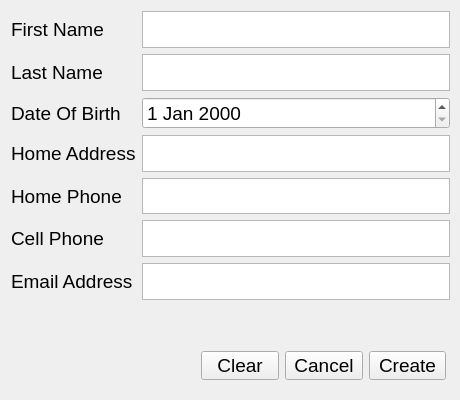
Before: the Qt Designer form SimpleRegistry/SRCreateUser.ui in rohitrtk/SimpleRegistry, drawn with Qt 5.
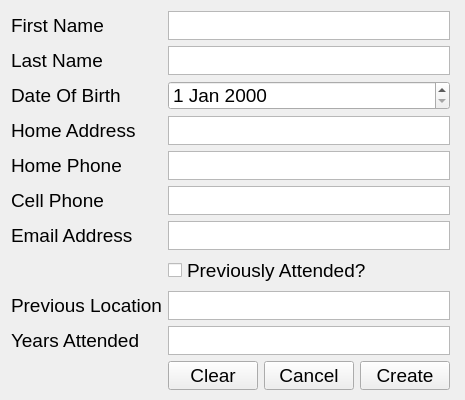
After: the same form once the commit is applied.

Commit message: Cleaned up UI by seperating parent & child user creation windows

The edit to the form file:
```diff
--- a/SimpleRegistry/SRCreateUser.ui
+++ b/SimpleRegistry/SRCreateUser.ui
@@ -6,7 +6,7 @@
    <rect>
     <x>0</x>
     <y>0</y>
-    <width>460</width>
+    <width>465</width>
     <height>400</height>
    </rect>
   </property>
@@ -25,7 +25,7 @@
      <x>0</x>
      <y>0</y>
      <width>461</width>
-     <height>311</height>
+     <height>401</height>
     </rect>
    </property>
    <layout class="QFormLayout" name="formLayout">
@@ -197,17 +197,49 @@
       </property>
      </widget>
     </item>
-   </layout>
-  </widget>
-  <widget class="QWidget" name="horizontalLayoutWidget">
-   <property name="geometry">
-    <rect>
-     <x>190</x>
-     <y>340</y>
-     <width>267</width>
-     <height>51</height>
-    </rect>
-   </property>
+    <item row="8" column="0">
+     <widget class="QLabel" name="label_prevLocation">
+      <property name="font">
+       <font>
+        <pointsize>14</pointsize>
+       </font>
+      </property>
+      <property name="text">
+       <string>Previous Location</string>
+      </property>
+     </widget>
+    </item>
+    <item row="9" column="0">
+     <widget class="QLabel" name="label_YearsAttended">
+      <property name="font">
+       <font>
+        <pointsize>14</pointsize>
+       </font>
+      </property>
+      <property name="text">
+       <string>Years Attended</string>
+      </property>
+     </widget>
+    </item>
+    <item row="7" column="1">
+     <widget class="QCheckBox" name="checkBox_prevAttended">
+      <property name="font">
+       <font>
+        <pointsize>14</pointsize>
+       </font>
+      </property>
+      <property name="text">
+       <string>Previously Attended?</string>
+      </property>
+     </widget>
+    </item>
+    <item row="8" column="1">
+     <widget class="QTextEdit" name="textEdit_prevLocation"/>
+    </item>
+    <item row="9" column="1">
+     <widget class="QTextEdit" name="textEdit_yearsAttended"/>
+    </item>
+    <item row="10" column="1">
    <layout class="QHBoxLayout" name="horizontalLayout_2">
     <item>
      <widget class="QPushButton" name="pushButton_clear">
@@ -244,6 +276,8 @@
        <string>Create</string>
       </property>
      </widget>
+      </item>
+     </layout>
     </item>
    </layout>
   </widget>
```
Left out of the diff: 18 changed lines with no effect on the pictures. Lines whose indentation alone changed are shown as unchanged. The commit also changes 10 other files.
